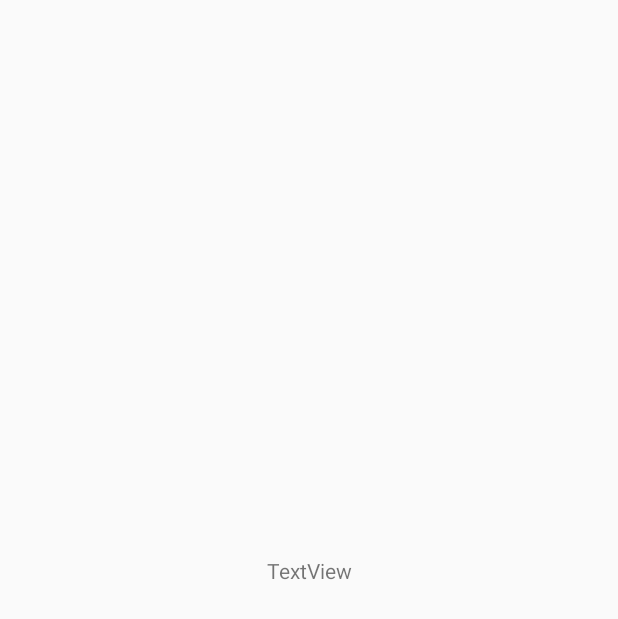
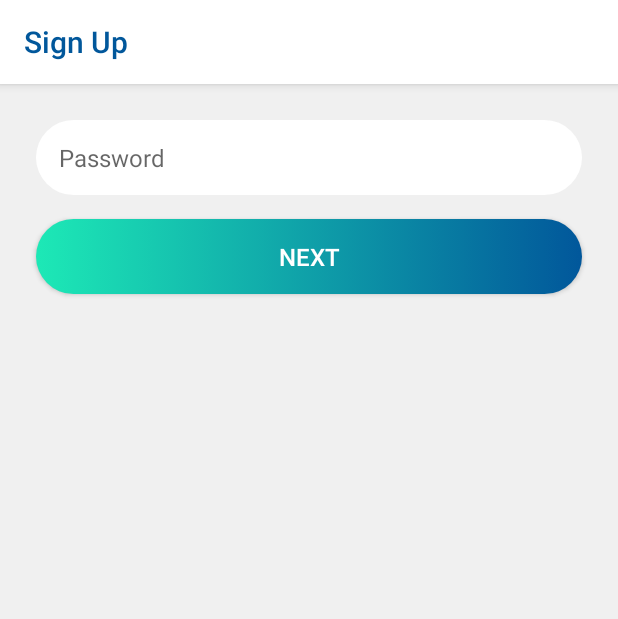
Before and after one commit to antoniotexas/pheramor_signup, an Android app: the PasswordActivity screen opened directly, with no data from a screen before it, on a phone screen of 412 x 824 dp. Before the commit the part shown is almost empty. Shown: the top 619 px of the screen. Run offline under Robolectric (Android 15) with nearby library versions, the phone set to English and light mode, and no system bars.

Commit message:
implemented activity which asks for user name, zip, and height

```diff
--- a/app/src/main/AndroidManifest.xml
+++ b/app/src/main/AndroidManifest.xml
@@ -20,7 +20,9 @@
             </intent-filter>
         </activity>
         <activity android:name=".EmailActivity" />
-        <activity android:name=".PasswordActivity"></activity>
+        <activity android:name=".PasswordActivity" />
+        <activity android:name=".NameActivity" />
+        <activity android:name=".GenderDobActivity"></activity>
     </application>
 
 </manifest>
--- a/app/src/main/java/com/example/pheramorsignup/PasswordActivity.java
+++ b/app/src/main/java/com/example/pheramorsignup/PasswordActivity.java
@@ -1,13 +1,92 @@
 package com.example.pheramorsignup;
 
+import android.content.Intent;
 import android.support.v7.app.AppCompatActivity;
 import android.os.Bundle;
+import android.support.v7.widget.Toolbar;
+import android.text.TextUtils;
+import android.util.Log;
+import android.view.View;
+import android.widget.Button;
+import android.widget.EditText;
+import android.widget.TextView;
+
+import java.util.regex.Matcher;
+import java.util.regex.Pattern;
 
 public class PasswordActivity extends AppCompatActivity {
+
+    Button   nextBtn;
+    EditText passwordField;
+    Toolbar  toolbar;
+
+    String email;
+    String password;
 
     @Override
     protected void onCreate(Bundle savedInstanceState) {
         super.onCreate(savedInstanceState);
         setContentView(R.layout.activity_password);
+
+        passwordField  = findViewById(R.id.password_field);
+        nextBtn        = findViewById(R.id.next_button);
+
+        setToolbar();
+        receivedData();
+        sendData();
+    }
+
+    public void setToolbar(){
+        toolbar = findViewById(R.id.navigation_bar);
+        setTitle("Sign Up");
+        setSupportActionBar(toolbar);
+        toolbar.setTitleTextColor(getResources().getColor(R.color.dark_blue));
+    }
+
+    public void receivedData(){
+        Bundle extras = getIntent().getExtras();
+        if(extras !=null){
+            email = extras.getString("email");
+        }
+    }
+
+    public void sendData(){
+        nextBtn.setOnClickListener(new View.OnClickListener() {
+            @Override
+            public void onClick(View view) {
+                if (isPasswordValid()) {
+                    Intent intent = new Intent(getBaseContext(), NameActivity.class);
+                    intent.putExtra("email",email);
+                    intent.putExtra("password",password);
+                    startActivity(intent);
+                }
+            }
+        });
+    }
+
+    //Password should not be empty
+    //Password should contain at least 4 characters,
+    //Password should contain at least 1 upper case character,
+    //at least 1 numeric value,
+    //and one special character
+    public boolean isPasswordValid(){
+
+        Pattern pattern;
+        Matcher matcher;
+        boolean valid;
+
+        password = passwordField.getText().toString();
+        final String PASSWORD_PATTERN = "^(?=.*[0-9])(?=.*[A-Z])(?=.*[@#$%^&+=!])(?=\\S+$).{4,}$";
+
+        pattern  = Pattern.compile(PASSWORD_PATTERN);
+        matcher = pattern.matcher(password);
+
+        if(! TextUtils.isEmpty(password) && matcher.matches()){
+            valid = true;
+        }else{
+            passwordField.setError("Minimum 4 characters, 1 upper case character, 1 numeric character, 1 special character");
+            valid = false;
+        }
+        return valid;
     }
 }
--- a/app/src/main/res/layout/activity_password.xml
+++ b/app/src/main/res/layout/activity_password.xml
@@ -4,20 +4,51 @@
     xmlns:tools="http://schemas.android.com/tools"
     android:layout_width="match_parent"
     android:layout_height="match_parent"
-    tools:context="com.example.pheramorsignup.PasswordActivity">
+    android:background="@color/whitesmoke"
+    tools:context="com.example.pheramorsignup.PasswordActivity"
+    tools:layout_editor_absoluteY="25dp">
 
-
-    <TextView
-        android:id="@+id/textView"
-        android:layout_width="wrap_content"
-        android:layout_height="wrap_content"
-        android:layout_marginBottom="306dp"
-        android:layout_marginEnd="163dp"
-        android:layout_marginStart="163dp"
-        android:layout_marginTop="242dp"
-        android:text="TextView"
-        app:layout_constraintBottom_toBottomOf="parent"
+    <android.support.v7.widget.Toolbar
+        android:id="@+id/navigation_bar"
+        android:layout_width="match_parent"
+        android:layout_height="?attr/actionBarSize"
+        android:elevation="4dp"
+        android:theme="@style/SignUp.ActionBar"
         app:layout_constraintEnd_toEndOf="parent"
         app:layout_constraintStart_toStartOf="parent"
         app:layout_constraintTop_toTopOf="parent" />
+
+    <EditText
+        android:id="@+id/password_field"
+        android:layout_width="match_parent"
+        android:layout_height="50dp"
+        android:layout_marginEnd="24dp"
+        android:layout_marginStart="24dp"
+        android:layout_marginTop="24dp"
+        android:background="@drawable/edit_text_input_style"
+        android:hint="@string/password"
+        android:inputType="textPassword"
+        android:paddingLeft="15dp"
+        android:paddingRight="0dp"
+        android:textSize="16sp"
+        app:layout_constraintEnd_toEndOf="parent"
+        app:layout_constraintStart_toStartOf="parent"
+        app:layout_constraintTop_toBottomOf="@+id/navigation_bar" />
+
+    <Button
+        android:id="@+id/next_button"
+        android:layout_width="match_parent"
+        android:layout_height="50dp"
+        android:layout_marginEnd="24dp"
+        android:layout_marginStart="24dp"
+        android:layout_marginTop="16dp"
+        android:background="@drawable/button_next_style"
+        android:text="@string/button_next"
+        android:textColor="@color/white"
+        android:textSize="16sp"
+        app:layout_constraintEnd_toEndOf="parent"
+        app:layout_constraintStart_toStartOf="parent"
+        app:layout_constraintTop_toBottomOf="@+id/password_field" />
+
+
 </android.support.constraint.ConstraintLayout>
--- a/app/src/main/res/values/strings.xml
+++ b/app/src/main/res/values/strings.xml
@@ -1,6 +1,9 @@
 <resources>
     <string name="app_name">Pheramor sign up</string>
-
     <string name="email_address">Email address</string>
     <string name="button_next">Next</string>
+    <string name="password">Password</string>
+    <string name="user_name">Full Name</string>
+    <string name="zip_code">Zip Code</string>
+    <string name="user_height">Height</string>
 </resources>
```
Also changed, not shown: app/src/main/java/com/example/pheramorsignup/GenderDobActivity.java (added, +13 -0 lines), app/src/main/java/com/example/pheramorsignup/NameActivity.java (added, +108 -0 lines), app/src/main/res/layout/activity_gender_dob.xml (added, +9 -0 lines), app/src/main/res/layout/activity_name.xml (added, +99 -0 lines).
